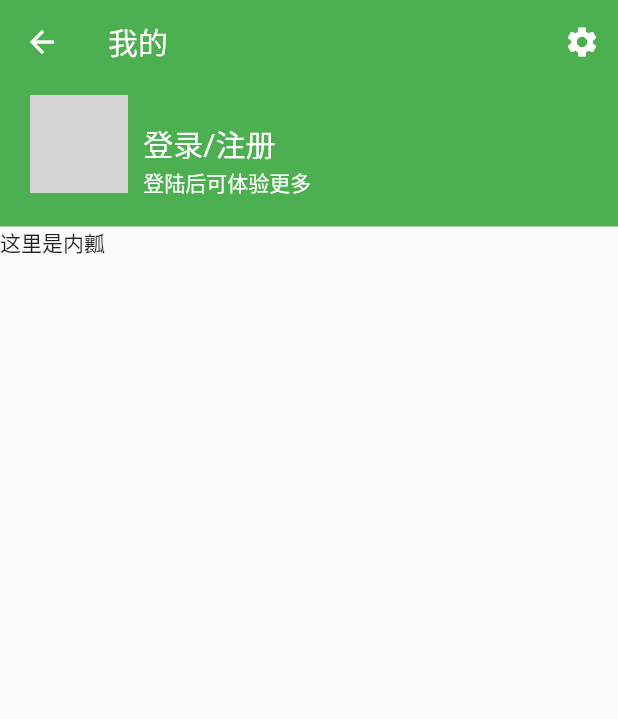
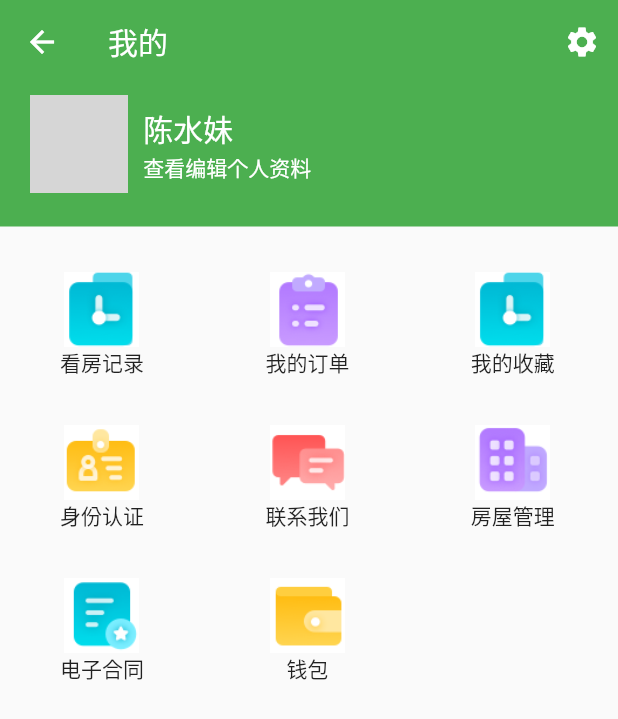
Before and after one commit to chenshuimei/hook-up-rent, a Flutter app: the TabsProfile screen opened directly, on a phone screen of 412 x 824 dp. Shown: the top 719 px of the screen. Run offline on Flutter 3.47's test engine with Material 2 defaults, Android fonts, the phone set to English and light mode, and no system bars; our stand-ins replace dio, fluro, flutter_swiper, fluttertoast, shared_preferences; accounts and stored records are empty; network calls fail; grey boxes are pictures that could not be loaded.

Commit message:
feat: 我的页面-icon item模块

```diff
--- /dev/null
+++ b/lib/page/tabs_profile/function_buttion.dart
@@ -0,0 +1,27 @@
+/*
+ * @Description: 这是***页面
+ * @Date: 2022-08-18 14:59:59
+ * @Author: shuimei
+ * @LastEditTime: 2022-08-18 16:11:40
+ */
+import 'dart:math';
+
+import 'package:flutter/material.dart';
+import 'package:hook_up_rent/page/tabs_profile/function_button_data.dart';
+
+import 'function_button_widget.dart';
+
+class FunctionButton extends StatelessWidget {
+  const FunctionButton({Key? key}) : super(key: key);
+
+  @override
+  Widget build(BuildContext context) {
+    return Container(
+      child: Wrap(
+        spacing: 1.0,
+        runSpacing: 1.0,
+        children: list.map((e) => FunctionButtonWidget(e)).toList(),
+      ),
+    );
+  }
+}
--- /dev/null
+++ b/lib/page/tabs_profile/function_button_data.dart
@@ -0,0 +1,35 @@
+/*
+ * @Description: 这是***页面
+ * @Date: 2022-08-18 14:45:39
+ * @Author: shuimei
+ * @LastEditTime: 2022-08-18 15:03:57
+ */
+// import 'dart:js';
+
+import 'package:flutter/material.dart';
+
+class FunctionButtonItem {
+  final String imgUrl;
+  final String title;
+  final Function onTapHandle;
+
+  FunctionButtonItem(this.imgUrl, this.title, this.onTapHandle);
+}
+
+final List<FunctionButtonItem> list = [
+  FunctionButtonItem('static/images/home_profile_record.png', '看房记录', () {}),
+  FunctionButtonItem('static/images/home_profile_order.png', '我的订单', () {}),
+  FunctionButtonItem('static/images/home_profile_record.png', '我的收藏', () {}),
+  FunctionButtonItem('static/images/home_profile_id.png', '身份认证', () {}),
+  FunctionButtonItem('static/images/home_profile_message.png', '联系我们', () {}),
+  FunctionButtonItem('static/images/home_profile_house.png', '房屋管理', (context) {
+    bool isLogin = true;
+    if (isLogin) {
+      Navigator.pushNamed(context, 'roomManage');
+      return;
+    }
+    Navigator.pushNamed(context, 'login');
+  }),
+  FunctionButtonItem('static/images/home_profile_contract.png', '电子合同', () {}),
+  FunctionButtonItem('static/images/home_profile_wallet.png', '钱包', () {}),
+];
--- /dev/null
+++ b/lib/page/tabs_profile/function_button_widget.dart
@@ -0,0 +1,39 @@
+/*
+ * @Description: 这是***页面
+ * @Date: 2022-08-18 16:05:05
+ * @Author: shuimei
+ * @LastEditTime: 2022-08-18 16:17:52
+ */
+import 'package:flutter/material.dart';
+
+import 'function_button_data.dart';
+
+class FunctionButtonWidget extends StatelessWidget {
+  final FunctionButtonItem data;
+
+  const FunctionButtonWidget(
+    this.data, {
+    Key? key,
+  }) : super(key: key);
+
+  @override
+  Widget build(BuildContext context) {
+    return GestureDetector(
+      onTap: () {
+        data.onTapHandle(context);
+      },
+      child: Container(
+        margin: EdgeInsets.only(top: 30.0),
+        width: MediaQuery.of(context).size.width * 0.33,
+        child: Column(children: [
+          Image.asset(
+            data.imgUrl,
+            width: 50.0,
+            height: 50.0,
+          ),
+          Text(data.title)
+        ]),
+      ),
+    );
+  }
+}
--- a/lib/page/tabs_profile/header.dart
+++ b/lib/page/tabs_profile/header.dart
@@ -2,8 +2,9 @@
  * @Description: 这是***页面
  * @Date: 2022-08-15 15:34:42
  * @Author: shuimei
- * @LastEditTime: 2022-08-17 17:09:39
+ * @LastEditTime: 2022-08-18 14:33:19
  */
+// import 'dart:html';
 import 'dart:ui';
 
 import 'package:flutter/material.dart';
@@ -14,8 +15,8 @@ var loginRegisterStyle = TextStyle(fontSize: 20.0, color: Colors.white);
 class Header extends StatelessWidget {
   const Header({Key? key}) : super(key: key);
 
-  @override
-  Widget build(BuildContext context) {
+  // 未登录
+  Widget _NotLoginBuilder(BuildContext context) {
     return Container(
       decoration: BoxDecoration(color: Colors.green),
       height: 95.0,
@@ -34,7 +35,7 @@ class Header extends StatelessWidget {
           Column(
             crossAxisAlignment: CrossAxisAlignment.start,
             children: [
-              Padding(padding: EdgeInsets.all(10.0)),
+              Padding(padding: EdgeInsets.all(5.0)),
               Row(
                 children: [
                   // 登录
@@ -70,4 +71,74 @@ class Header extends StatelessWidget {
       ),
     );
   }
+
+  // 已登录
+  Widget _LoginBuilder(BuildContext context) {
+    String userName = '陈水妹';
+    String avterImag =
+        'https://tva1.sinaimg.cn/large/006y8mN6ly1g6tbnovh8jj30hr0hrq3l.jpg';
+    return Container(
+      decoration: BoxDecoration(color: Colors.green),
+      height: 95.0,
+      padding: EdgeInsets.only(top: 5.0, left: 20.0, bottom: 20.0),
+      child: Row(
+        children: [
+          Container(
+            height: 65.0,
+            width: 65.5,
+            margin: EdgeInsets.only(right: 10.0),
+            child: CircleAvatar(
+              backgroundImage: NetworkImage(avterImag),
+            ),
+          ),
+          Column(
+            crossAxisAlignment: CrossAxisAlignment.start,
+            children: [
+              Padding(padding: EdgeInsets.all(5.0)),
+              Text(
+                userName,
+                style: loginRegisterStyle,
+              ),
+              // Row(
+              //   children: [
+              //     // 登录
+              //     GestureDetector(
+              //       onTap: () {
+              //         Navigator.of(context).pushNamed('login');
+              //       },
+              //       child: Text(
+              //         '登录',
+              //         style: loginRegisterStyle,
+              //       ),
+              //     ),
+              //     Text(
+              //       '/',
+              //       style: loginRegisterStyle,
+              //     ),
+              //     // 注册
+              //     GestureDetector(
+              //       onTap: () {
+              //         Navigator.of(context).pushNamed('register');
+              //       },
+              //       child: Text(
+              //         '注册',
+              //         style: loginRegisterStyle,
+              //       ),
+              //     ),
+              //   ],
+              // ),
+              Text('查看编辑个人资料',
+                  style: TextStyle(color: Colors.white, fontSize: 14.0))
+            ],
+          ),
+        ],
+      ),
+    );
+  }
+
+  @override
+  Widget build(BuildContext context) {
+    var isLogin = false;
+    return isLogin ? _NotLoginBuilder(context) : _LoginBuilder(context);
+  }
 }
--- a/lib/page/tabs_profile/index.dart
+++ b/lib/page/tabs_profile/index.dart
@@ -2,10 +2,11 @@
  * @Description: 这是***页面
  * @Date: 2022-08-15 14:27:05
  * @Author: shuimei
- * @LastEditTime: 2022-08-17 17:27:08
+ * @LastEditTime: 2022-08-18 15:03:41
  */
 import 'package:flutter/material.dart';
 
+import 'function_buttion.dart';
 import 'header.dart';
 
 class TabsProfile extends StatelessWidget {
@@ -22,7 +23,10 @@ class TabsProfile extends StatelessWidget {
             icon: Icon(Icons.settings))
       ]),
       body: ListView(
-        children: [Header(), Text('这里是内瓤')],
+        children: [
+          Header(),
+          FunctionButton(),
+        ],
       ),
     );
   }
```
Also changed, not shown: pubspec.yaml (+9 -0 lines).
